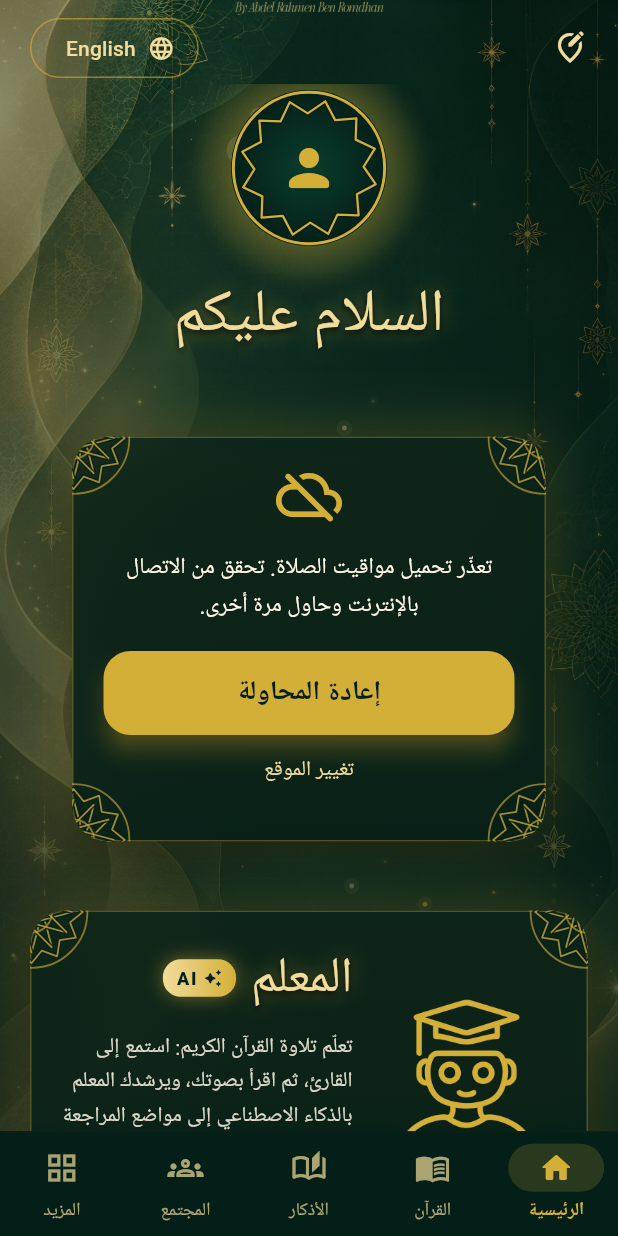
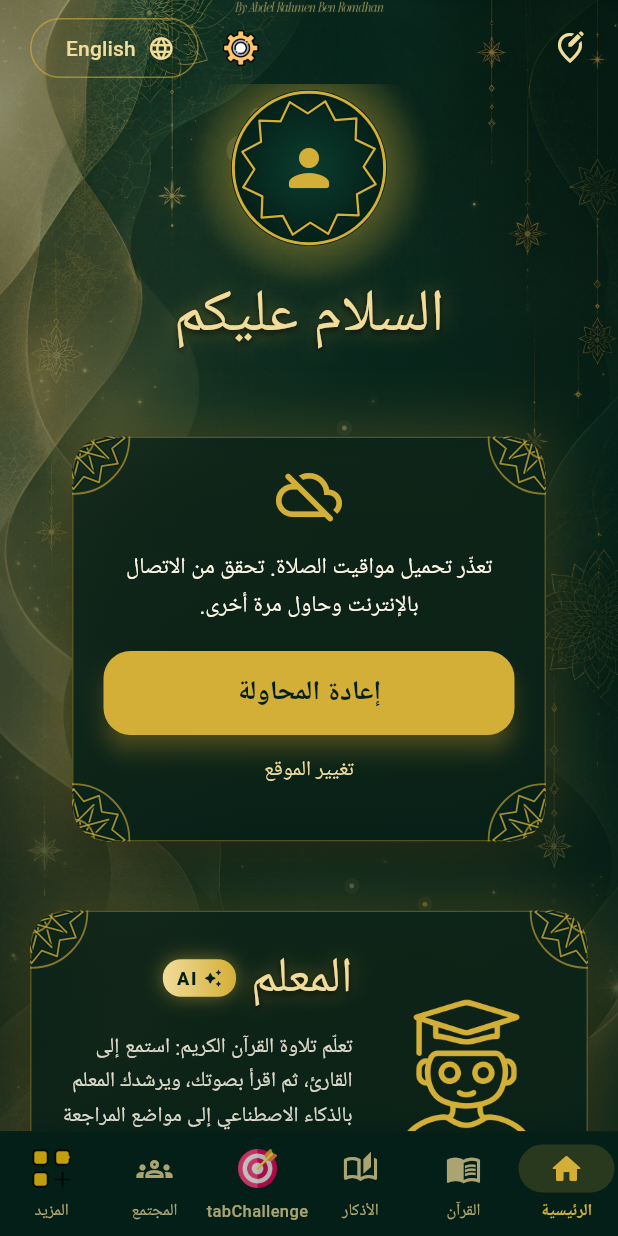
Before and after one commit to nooralhidayahbusiness-App/noor-al-hidayah_claud.APP, a Flutter app: the HomeShell screen opened directly, on a phone screen of 412 x 824 dp. Run offline on Flutter 3.47's test engine with Material 3 defaults, Android fonts, the phone set to English and light mode, and no system bars; our stand-ins replace cloud_firestore, firebase_auth, firebase_core, geolocator, google_fonts, just_audio and 2 more; accounts and stored records are empty; network calls fail; Roboto replaces fonts that are missing (Amiri Quran).

Commit message:
Update home_shell.dart

```diff
--- a/lib/screens/home_shell.dart
+++ b/lib/screens/home_shell.dart
@@ -6,14 +6,16 @@ import '../core/prayer_state.dart';
 import '../core/profile_state.dart';
 import '../core/theme.dart';
 import '../widgets/app_branding.dart';
+import '../widgets/asset_icon.dart';
 import '../widgets/auth_widgets.dart';
+import 'challenge_screen.dart';
 import 'tabs/community_tab.dart';
 import 'tabs/home_tab.dart';
 import 'tabs/more_tab.dart';
 import 'tabs/quran_browser_tab.dart';
 import 'tabs/soon_tabs.dart';
 
-/// Main app frame: top bar, five tabs and the bottom navigation bar.
+/// Main app frame: top bar, six tabs and the bottom navigation bar.
 class HomeShell extends StatefulWidget {
   const HomeShell({super.key});
 
@@ -45,16 +47,33 @@ class _HomeShellState extends State<HomeShell> {
               child: Column(
                 children: [
                   Padding(
-                    padding: const EdgeInsetsDirectional.fromSTEB(8, 8, 20, 0),
+                    padding:
+                        const EdgeInsetsDirectional.fromSTEB(8, 8, 20, 0),
                     child: Row(
                       children: [
                         IconButton(
                           onPressed: () => openLocationPicker(context),
                           tooltip: appState.tr('changeLocation'),
                           color: AppColors.softGold,
-                          icon: const Icon(Icons.edit_location_alt_outlined),
+                          icon: const Icon(
+                              Icons.edit_location_alt_outlined),
                         ),
                         const Spacer(),
+                        IconButton(
+                          onPressed: () {
+                            // TODO: شاشة الإعدادات (سنبنيها لاحقاً)
+                            showAuthMessage(
+                              context,
+                              appState.tr('comingSoon'),
+                            );
+                          },
+                          tooltip: appState.tr('settings'),
+                          icon: const AssetIcon(
+                            path: 'assets/icons/Setting.png',
+                            size: 24,
+                          ),
+                        ),
+                        const SizedBox(width: 4),
                         const AuthLanguageButton(),
                       ],
                     ),
@@ -66,6 +85,7 @@ class _HomeShellState extends State<HomeShell> {
                         HomeTab(onOpenTab: _select),
                         const QuranBrowserTab(),
                         const AdhkarTab(),
+                        const ChallengeScreen(),
                         const CommunityTab(),
                         const MoreTab(),
                       ],
@@ -75,7 +95,8 @@ class _HomeShellState extends State<HomeShell> {
               ),
             ),
           ),
-          bottomNavigationBar: _BottomBar(index: _index, onSelected: _select),
+          bottomNavigationBar:
+              _BottomBar(index: _index, onSelected: _select),
         );
       },
     );
@@ -111,7 +132,7 @@ class _BottomBar extends StatelessWidget {
           ),
           labelTextStyle: WidgetStateProperty.resolveWith(
             (states) => TextStyle(
-              fontSize: 12,
+              fontSize: 11,
               fontWeight: states.contains(WidgetState.selected)
                   ? FontWeight.w700
                   : FontWeight.w500,
@@ -124,6 +145,8 @@ class _BottomBar extends StatelessWidget {
         child: NavigationBar(
           selectedIndex: index,
           onDestinationSelected: onSelected,
+          labelBehavior:
+              NavigationDestinationLabelBehavior.alwaysShow,
           destinations: [
             NavigationDestination(
               icon: const Icon(Icons.home_outlined),
@@ -141,13 +164,32 @@ class _BottomBar extends StatelessWidget {
               label: appState.tr('tabAdhkar'),
             ),
             NavigationDestination(
+              icon: const AssetIcon(
+                path: 'assets/icons/challenge.png',
+                size: 26,
+                opacity: 0.75,
+              ),
+              selectedIcon: const AssetIcon(
+                path: 'assets/icons/challenge.png',
+                size: 26,
+              ),
+              label: appState.tr('tabChallenge'),
+            ),
+            NavigationDestination(
               icon: const Icon(Icons.groups_outlined),
               selectedIcon: const Icon(Icons.groups_rounded),
               label: appState.tr('tabCommunity'),
             ),
             NavigationDestination(
-              icon: const Icon(Icons.grid_view_outlined),
-              selectedIcon: const Icon(Icons.grid_view_rounded),
+              icon: const AssetIcon(
+                path: 'assets/icons/more.png',
+                size: 26,
+                opacity: 0.75,
+              ),
+              selectedIcon: const AssetIcon(
+                path: 'assets/icons/more.png',
+                size: 26,
+              ),
               label: appState.tr('tabMore'),
             ),
           ],
```
